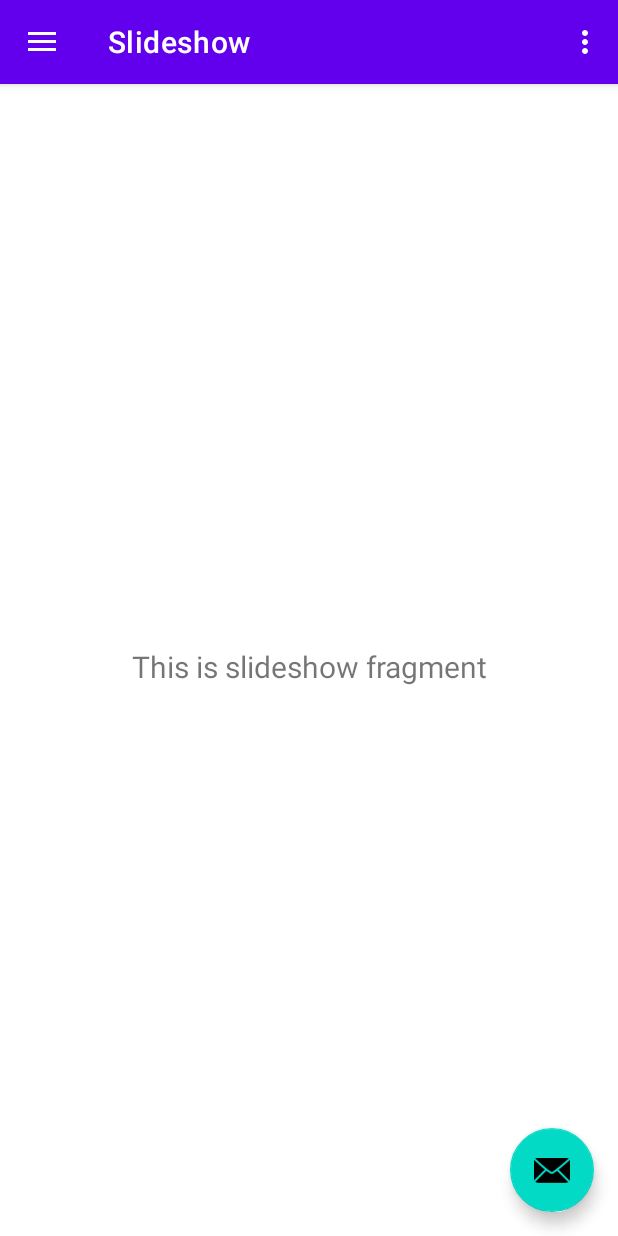
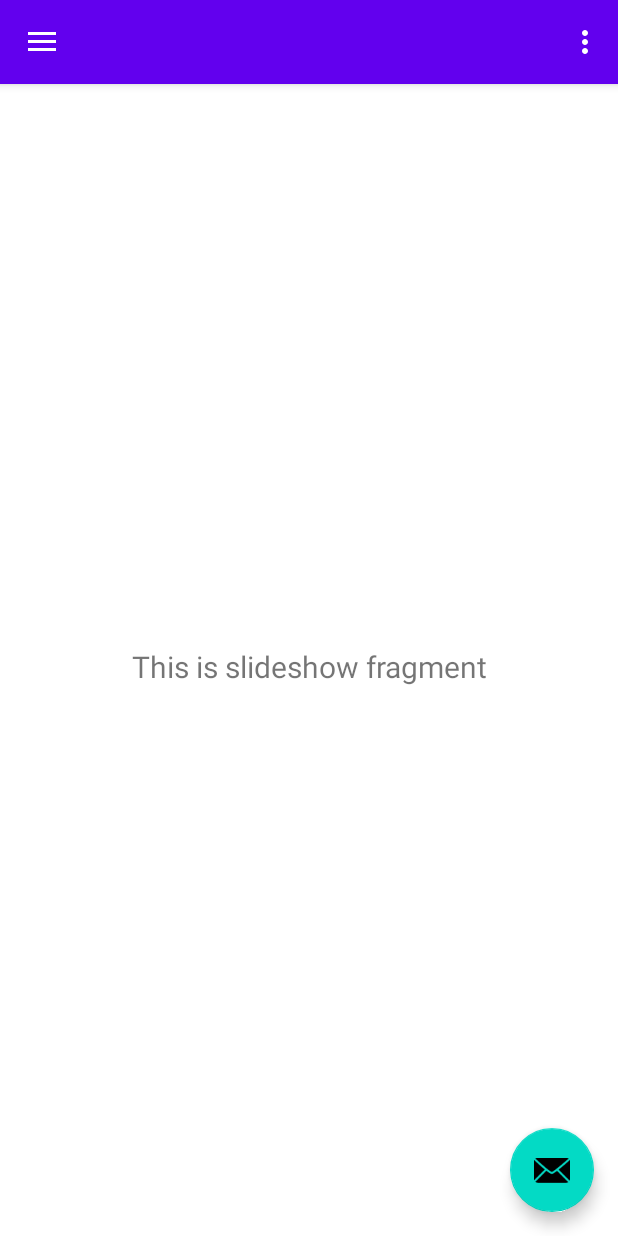
Before and after one commit to RoadFoodGoblinP/RFG2021, an Android app: the screen it shows after launch (MainActivity), in the side drawer, after a tap on "Slideshow", on a phone screen of 412 x 824 dp. Run offline under Robolectric (Android 15) with nearby library versions, the light colour scheme and no system bars; our stand-ins replace navigation-ui.

Commit message:
1105 eunsol

```diff
--- a/app/build.gradle
+++ b/app/build.gradle
@@ -28,7 +28,6 @@ android {
 }
 
 dependencies {
-
     implementation 'androidx.appcompat:appcompat:1.2.0'
     implementation 'com.google.android.material:material:1.2.1'
     implementation 'androidx.constraintlayout:constraintlayout:2.0.4'
--- a/app/src/main/AndroidManifest.xml
+++ b/app/src/main/AndroidManifest.xml
@@ -1,6 +1,6 @@
 <?xml version="1.0" encoding="utf-8"?>
 <manifest xmlns:android="http://schemas.android.com/apk/res/android"
-    package="com.example.rfg2021">
+    package="com.example.rfg2021" >
 
     <application
         android:allowBackup="true"
@@ -8,11 +8,11 @@
         android:label="@string/app_name"
         android:roundIcon="@mipmap/ic_launcher_round"
         android:supportsRtl="true"
-        android:theme="@style/Theme.RFG2021">
+        android:theme="@style/Theme.RFG2021" >
         <activity
             android:name=".MainActivity"
             android:label="@string/app_name"
-            android:theme="@style/Theme.RFG2021.NoActionBar">
+            android:theme="@style/Theme.RFG2021.NoActionBar" >
             <intent-filter>
                 <action android:name="android.intent.action.MAIN" />
 
--- a/app/src/main/java/com/example/rfg2021/MainActivity.java
+++ b/app/src/main/java/com/example/rfg2021/MainActivity.java
@@ -3,11 +3,11 @@ package com.example.rfg2021;
 import android.os.Bundle;
 import android.view.View;
 import android.view.Menu;
-
 import com.google.android.material.floatingactionbutton.FloatingActionButton;
 import com.google.android.material.snackbar.Snackbar;
 import com.google.android.material.navigation.NavigationView;
 
+import androidx.appcompat.app.ActionBar;
 import androidx.navigation.NavController;
 import androidx.navigation.Navigation;
 import androidx.navigation.ui.AppBarConfiguration;
@@ -26,6 +26,13 @@ public class MainActivity extends AppCompatActivity {
         setContentView(R.layout.activity_main);
         Toolbar toolbar = findViewById(R.id.toolbar);
         setSupportActionBar(toolbar);
+
+        ActionBar actionBar = getSupportActionBar();
+        actionBar = getSupportActionBar();
+        actionBar.setDisplayShowCustomEnabled(true);
+        actionBar.setDisplayShowTitleEnabled(false);//기본 제목을 없애줍니다.
+        actionBar.setDisplayHomeAsUpEnabled(true);
+
         FloatingActionButton fab = findViewById(R.id.fab);
         fab.setOnClickListener(new View.OnClickListener() {
             @Override
--- a/app/src/main/java/com/example/rfg2021/ui/gallery/GalleryFragment.java
+++ b/app/src/main/java/com/example/rfg2021/ui/gallery/GalleryFragment.java
@@ -5,13 +5,11 @@ import android.view.LayoutInflater;
 import android.view.View;
 import android.view.ViewGroup;
 import android.widget.TextView;
-
 import androidx.annotation.NonNull;
 import androidx.annotation.Nullable;
 import androidx.fragment.app.Fragment;
 import androidx.lifecycle.Observer;
 import androidx.lifecycle.ViewModelProvider;
-
 import com.example.rfg2021.R;
 
 public class GalleryFragment extends Fragment {
@@ -19,7 +17,7 @@ public class GalleryFragment extends Fragment {
     private GalleryViewModel galleryViewModel;
 
     public View onCreateView(@NonNull LayoutInflater inflater,
-                             ViewGroup container, Bundle savedInstanceState) {
+            ViewGroup container, Bundle savedInstanceState) {
         galleryViewModel =
                 new ViewModelProvider(this).get(GalleryViewModel.class);
         View root = inflater.inflate(R.layout.fragment_gallery, container, false);
--- a/app/src/main/java/com/example/rfg2021/ui/home/HomeFragment.java
+++ b/app/src/main/java/com/example/rfg2021/ui/home/HomeFragment.java
@@ -5,13 +5,11 @@ import android.view.LayoutInflater;
 import android.view.View;
 import android.view.ViewGroup;
 import android.widget.TextView;
-
 import androidx.annotation.NonNull;
 import androidx.annotation.Nullable;
 import androidx.fragment.app.Fragment;
 import androidx.lifecycle.Observer;
 import androidx.lifecycle.ViewModelProvider;
-
 import com.example.rfg2021.R;
 
 public class HomeFragment extends Fragment {
@@ -19,7 +17,7 @@ public class HomeFragment extends Fragment {
     private HomeViewModel homeViewModel;
 
     public View onCreateView(@NonNull LayoutInflater inflater,
-                             ViewGroup container, Bundle savedInstanceState) {
+            ViewGroup container, Bundle savedInstanceState) {
         homeViewModel =
                 new ViewModelProvider(this).get(HomeViewModel.class);
         View root = inflater.inflate(R.layout.fragment_home, container, false);
--- a/app/src/main/java/com/example/rfg2021/ui/slideshow/SlideshowFragment.java
+++ b/app/src/main/java/com/example/rfg2021/ui/slideshow/SlideshowFragment.java
@@ -5,13 +5,11 @@ import android.view.LayoutInflater;
 import android.view.View;
 import android.view.ViewGroup;
 import android.widget.TextView;
-
 import androidx.annotation.NonNull;
 import androidx.annotation.Nullable;
 import androidx.fragment.app.Fragment;
 import androidx.lifecycle.Observer;
 import androidx.lifecycle.ViewModelProvider;
-
 import com.example.rfg2021.R;
 
 public class SlideshowFragment extends Fragment {
@@ -19,7 +17,7 @@ public class SlideshowFragment extends Fragment {
     private SlideshowViewModel slideshowViewModel;
 
     public View onCreateView(@NonNull LayoutInflater inflater,
-                             ViewGroup container, Bundle savedInstanceState) {
+            ViewGroup container, Bundle savedInstanceState) {
         slideshowViewModel =
                 new ViewModelProvider(this).get(SlideshowViewModel.class);
         View root = inflater.inflate(R.layout.fragment_slideshow, container, false);
--- a/app/src/main/res/layout/activity_main.xml
+++ b/app/src/main/res/layout/activity_main.xml
@@ -1,5 +1,6 @@
 <?xml version="1.0" encoding="utf-8"?>
-<androidx.drawerlayout.widget.DrawerLayout xmlns:android="http://schemas.android.com/apk/res/android"
+<androidx.drawerlayout.widget.DrawerLayout
+    xmlns:android="http://schemas.android.com/apk/res/android"
     xmlns:app="http://schemas.android.com/apk/res-auto"
     xmlns:tools="http://schemas.android.com/tools"
     android:id="@+id/drawer_layout"
--- a/app/src/main/res/layout/app_bar_main.xml
+++ b/app/src/main/res/layout/app_bar_main.xml
@@ -1,5 +1,6 @@
 <?xml version="1.0" encoding="utf-8"?>
-<androidx.coordinatorlayout.widget.CoordinatorLayout xmlns:android="http://schemas.android.com/apk/res/android"
+<androidx.coordinatorlayout.widget.CoordinatorLayout
+    xmlns:android="http://schemas.android.com/apk/res/android"
     xmlns:app="http://schemas.android.com/apk/res-auto"
     xmlns:tools="http://schemas.android.com/tools"
     android:layout_width="match_parent"
@@ -7,8 +8,8 @@
     tools:context=".MainActivity">
 
     <com.google.android.material.appbar.AppBarLayout
+        android:layout_height="wrap_content"
         android:layout_width="match_parent"
-        android:layout_height="wrap_content"
         android:theme="@style/Theme.RFG2021.AppBarOverlay">
 
         <androidx.appcompat.widget.Toolbar
@@ -16,11 +17,13 @@
             android:layout_width="match_parent"
             android:layout_height="?attr/actionBarSize"
             android:background="?attr/colorPrimary"
-            app:popupTheme="@style/Theme.RFG2021.PopupOverlay" />
+            android:elevation="4dp"
+            android:theme="@style/ThemeOverlay.AppCompat.ActionBar"
+            app:popupTheme="@style/ThemeOverlay.AppCompat.Light"/>
 
     </com.google.android.material.appbar.AppBarLayout>
 
-    <include layout="@layout/content_main" />
+    <include layout="@layout/content_main"/>
 
     <com.google.android.material.floatingactionbutton.FloatingActionButton
         android:id="@+id/fab"
--- a/app/src/main/res/layout/content_main.xml
+++ b/app/src/main/res/layout/content_main.xml
@@ -1,5 +1,6 @@
 <?xml version="1.0" encoding="utf-8"?>
-<androidx.constraintlayout.widget.ConstraintLayout xmlns:android="http://schemas.android.com/apk/res/android"
+<androidx.constraintlayout.widget.ConstraintLayout
+    xmlns:android="http://schemas.android.com/apk/res/android"
     xmlns:app="http://schemas.android.com/apk/res-auto"
     xmlns:tools="http://schemas.android.com/tools"
     android:layout_width="match_parent"
@@ -12,9 +13,10 @@
         android:name="androidx.navigation.fragment.NavHostFragment"
         android:layout_width="match_parent"
         android:layout_height="match_parent"
-        app:defaultNavHost="true"
         app:layout_constraintLeft_toLeftOf="parent"
         app:layout_constraintRight_toRightOf="parent"
         app:layout_constraintTop_toTopOf="parent"
-        app:navGraph="@navigation/mobile_navigation" />
+        app:defaultNavHost="true"
+        app:navGraph="@navigation/mobile_navigation"
+    />
 </androidx.constraintlayout.widget.ConstraintLayout>
--- a/app/src/main/res/layout/fragment_slideshow.xml
+++ b/app/src/main/res/layout/fragment_slideshow.xml
@@ -1,10 +1,11 @@
 <?xml version="1.0" encoding="utf-8"?>
-<androidx.constraintlayout.widget.ConstraintLayout xmlns:android="http://schemas.android.com/apk/res/android"
+<androidx.constraintlayout.widget.ConstraintLayout
+    xmlns:android="http://schemas.android.com/apk/res/android"
     xmlns:app="http://schemas.android.com/apk/res-auto"
     xmlns:tools="http://schemas.android.com/tools"
     android:layout_width="match_parent"
     android:layout_height="match_parent"
-    tools:context=".ui.slideshow.SlideshowFragment">
+    tools:context=".ui.slideshow.SlideshowFragment" >
 
     <TextView
         android:id="@+id/text_slideshow"
@@ -15,8 +16,8 @@
         android:layout_marginEnd="8dp"
         android:textAlignment="center"
         android:textSize="20sp"
-        app:layout_constraintBottom_toBottomOf="parent"
         app:layout_constraintEnd_toEndOf="parent"
         app:layout_constraintStart_toStartOf="parent"
-        app:layout_constraintTop_toTopOf="parent" />
+        app:layout_constraintTop_toTopOf="parent"
+        app:layout_constraintBottom_toBottomOf="parent" />
 </androidx.constraintlayout.widget.ConstraintLayout>
--- a/app/src/main/res/menu/main.xml
+++ b/app/src/main/res/menu/main.xml
@@ -1,9 +1,8 @@
 <?xml version="1.0" encoding="utf-8"?>
 <menu xmlns:android="http://schemas.android.com/apk/res/android"
     xmlns:app="http://schemas.android.com/apk/res-auto">
-    <item
-        android:id="@+id/action_settings"
+    <item android:id="@+id/action_settings"
+        android:title="@string/action_settings"
         android:orderInCategory="100"
-        android:title="@string/action_settings"
         app:showAsAction="never" />
 </menu>
--- a/app/src/main/res/values-night/themes.xml
+++ b/app/src/main/res/values-night/themes.xml
@@ -1,6 +1,6 @@
 <resources xmlns:tools="http://schemas.android.com/tools">
     <!-- Base application theme. -->
-    <style name="Theme.RFG2021" parent="Theme.MaterialComponents.DayNight.DarkActionBar">
+    <style name="Theme.RFG2021" parent="Theme.AppCompat.NoActionBar">
         <!-- Primary brand color. -->
         <item name="colorPrimary">@color/purple_200</item>
         <item name="colorPrimaryVariant">@color/purple_700</item>
--- a/app/src/main/res/values/themes.xml
+++ b/app/src/main/res/values/themes.xml
@@ -1,6 +1,6 @@
 <resources xmlns:tools="http://schemas.android.com/tools">
     <!-- Base application theme. -->
-    <style name="Theme.RFG2021" parent="Theme.MaterialComponents.DayNight.DarkActionBar">
+    <style name="Theme.RFG2021" parent="Theme.MaterialComponents.Light.NoActionBar">
         <!-- Primary brand color. -->
         <item name="colorPrimary">@color/purple_500</item>
         <item name="colorPrimaryVariant">@color/purple_700</item>
@@ -13,13 +13,10 @@
         <item name="android:statusBarColor" tools:targetApi="l">?attr/colorPrimaryVariant</item>
         <!-- Customize your theme here. -->
     </style>
-
     <style name="Theme.RFG2021.NoActionBar">
         <item name="windowActionBar">false</item>
         <item name="windowNoTitle">true</item>
     </style>
-
     <style name="Theme.RFG2021.AppBarOverlay" parent="ThemeOverlay.AppCompat.Dark.ActionBar" />
-
     <style name="Theme.RFG2021.PopupOverlay" parent="ThemeOverlay.AppCompat.Light" />
 </resources>
```
Also changed, not shown: app/src/main/res/drawable/ic_menu_camera.xml (+6 -6 lines), app/src/main/res/drawable/ic_menu_gallery.xml (+5 -5 lines), app/src/main/res/drawable/ic_menu_slideshow.xml (+5 -5 lines), app/src/main/res/layout/fragment_gallery.xml (+5 -4 lines), app/src/main/res/layout/fragment_home.xml (+5 -4 lines), app/src/main/res/layout/nav_header_main.xml (+13 -12 lines).
